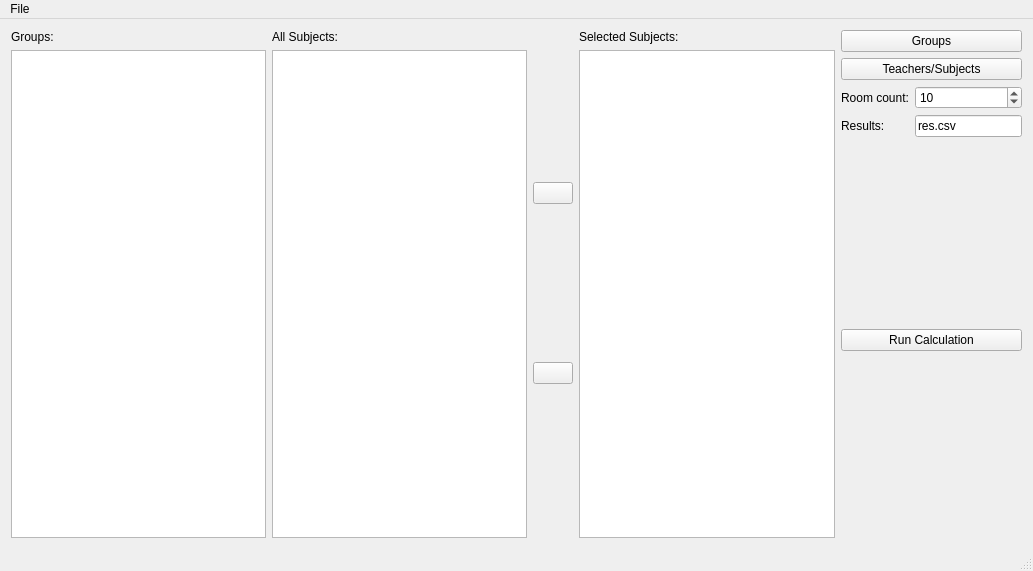
Qt form src/gui/mainwindow.ui (blumix/scheduler) before a commit.
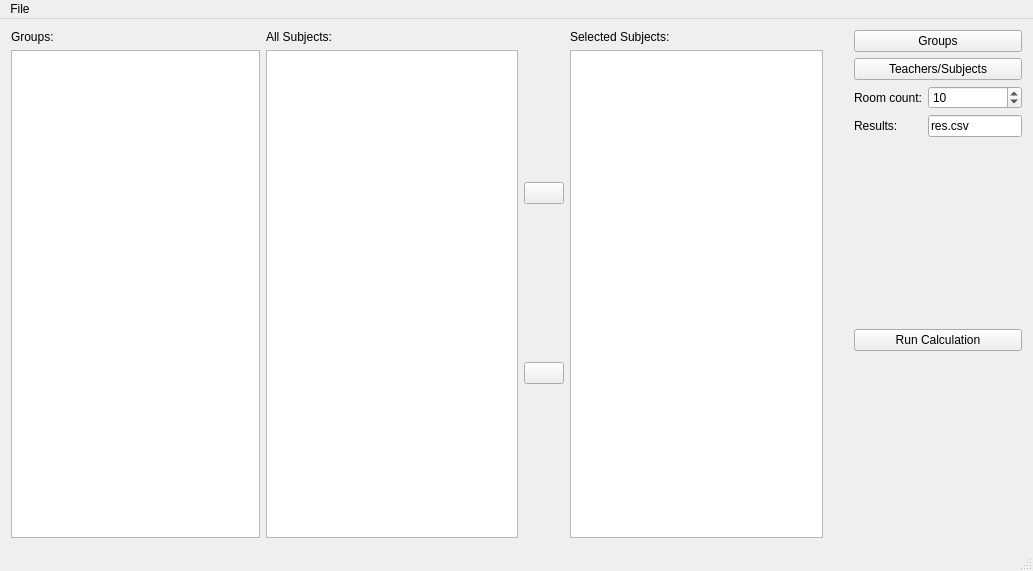
The same form after that commit. Icons and pictures are not drawn.

Diff of the .ui file:
```diff
--- a/src/gui/mainwindow.ui
+++ b/src/gui/mainwindow.ui
@@ -44,6 +44,9 @@
         </item>
         <item>
          <layout class="QHBoxLayout" name="horizontalLayout_3">
+          <property name="sizeConstraint">
+           <enum>QLayout::SetMaximumSize</enum>
+          </property>
           <item>
            <layout class="QVBoxLayout" name="verticalLayout">
             <item>
@@ -114,10 +117,23 @@
         </item>
        </layout>
       </item>
+      <item>
+       <spacer name="horizontalSpacer">
+        <property name="orientation">
+         <enum>Qt::Horizontal</enum>
+        </property>
+        <property name="sizeHint" stdset="0">
+         <size>
+          <width>40</width>
+          <height>20</height>
+         </size>
+        </property>
+       </spacer>
+      </item>
       <item>
        <layout class="QGridLayout" name="gridLayout">
         <property name="sizeConstraint">
-         <enum>QLayout::SetMaximumSize</enum>
+         <enum>QLayout::SetMinimumSize</enum>
         </property>
         <item row="0" column="0">
          <widget class="QPushButton" name="groups_button">
```
Left out of the diff: 8 changed lines with no effect on the pictures.
